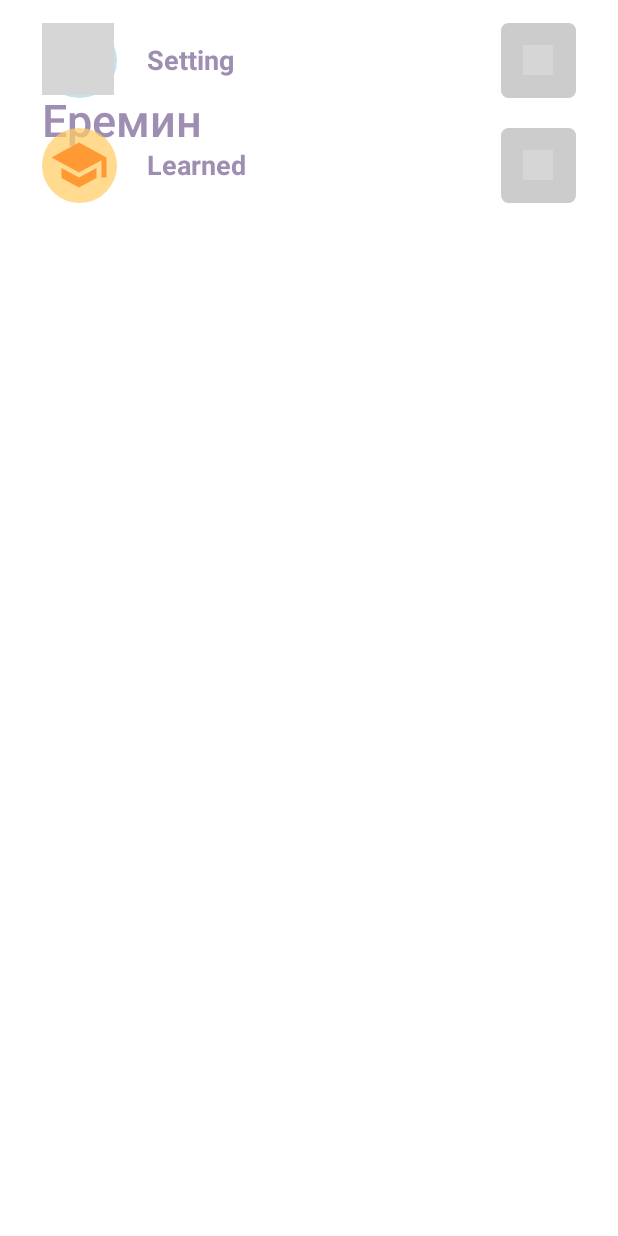
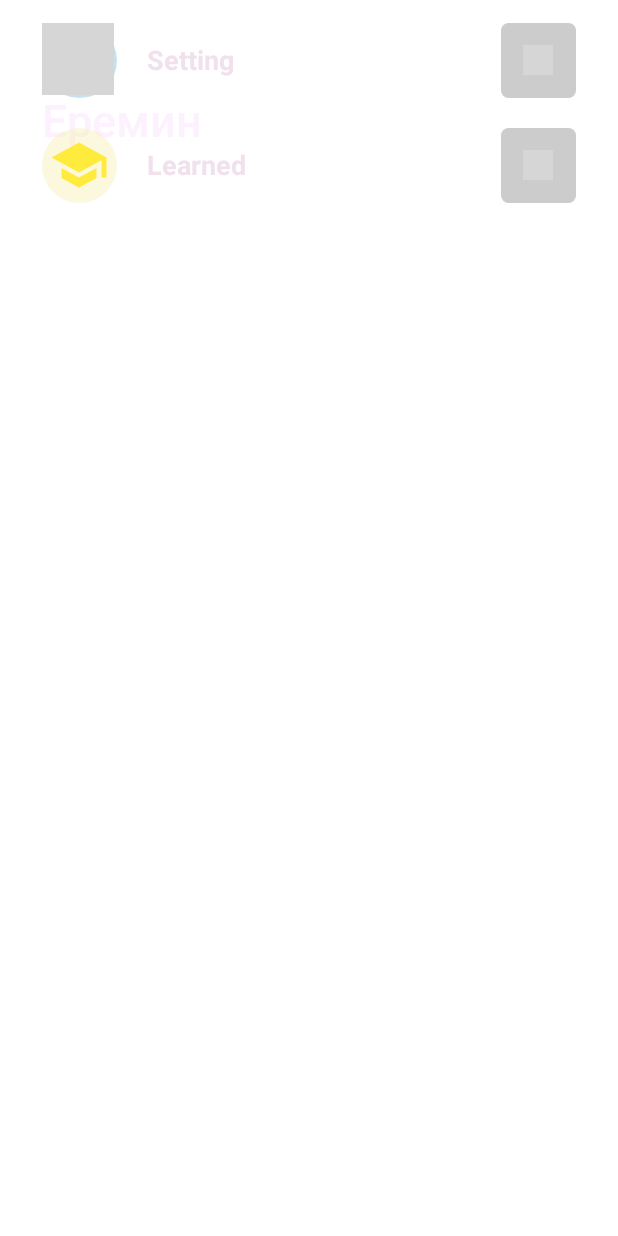
Before and after one commit to Pirajok168/Math_Training, an Android app built with Jetpack Compose: the composable Body shown on its own in the app's theme, on a phone screen of 412 x 824 dp. Run offline under Robolectric (Android 15) with nearby library versions, the phone set to English and light mode, and no system bars; pictures from the network do not load; 3 statements that could not run were skipped; grey boxes are pictures that could not be loaded.

Commit message:
Небольшая настройка темного режима, но почему-то происходит мерцание. Не знаю как фиксить. Так же не знаю как фиксить страный рекомпоуз при навигации, наверное как-то можно, но как... непонятно

```diff
--- a/app/src/main/java/com/example/mathtraining/itemWorkpiece/CardInfoOrSetting.kt
+++ b/app/src/main/java/com/example/mathtraining/itemWorkpiece/CardInfoOrSetting.kt
@@ -43,7 +43,7 @@
                     , fontWeight = FontWeight.Bold
                     , fontSize = 18.sp
                     , modifier = Modifier.padding(start = 20.dp)
-                    , color = MathTheme.colors.additionalColor
+                    , color = MathTheme.colors.accentColor
 
                 )
             }
--- a/app/src/main/java/com/example/mathtraining/itemWorkpiece/ChangeСourse.kt
+++ b/app/src/main/java/com/example/mathtraining/itemWorkpiece/ChangeСourse.kt
@@ -20,6 +20,7 @@
 import androidx.compose.ui.unit.dp
 import androidx.compose.ui.unit.sp
 import com.example.mathtraining.R
+import com.example.mathtraining.math.theme.MathTheme
 
 @OptIn(ExperimentalMaterialApi::class)
 @Composable
@@ -52,6 +53,7 @@
                     , fontWeight = FontWeight.Bold
                     , fontSize = 18.sp
                     , modifier = Modifier.padding(start = 20.dp)
+                    , color = MathTheme.colors.accentColor
                 )
             }
         }
--- a/app/src/main/java/com/example/mathtraining/itemWorkpiece/ChooseLanguage.kt
+++ b/app/src/main/java/com/example/mathtraining/itemWorkpiece/ChooseLanguage.kt
@@ -56,6 +56,7 @@
                     , fontWeight = FontWeight.Bold
                     , fontSize = 18.sp
                     , modifier = Modifier.padding(start = 20.dp)
+                    , color = MathTheme.colors.accentColor
                 )
             }
         }
--- a/app/src/main/java/com/example/mathtraining/math/theme/Theme.kt
+++ b/app/src/main/java/com/example/mathtraining/math/theme/Theme.kt
@@ -13,7 +13,7 @@
 @Composable
 fun MainTheme(
     locale: LocaleApp = LocaleApp.English,
-    darkTheme: Boolean = false,
+    darkTheme: Boolean = true,
     content: @Composable () -> Unit
 ) {
     val colors = when (darkTheme){
--- a/app/src/main/java/com/example/mathtraining/screens/Profile.kt
+++ b/app/src/main/java/com/example/mathtraining/screens/Profile.kt
@@ -5,6 +5,7 @@
 import androidx.annotation.StringRes
 import androidx.compose.foundation.BorderStroke
 import androidx.compose.foundation.Canvas
+import androidx.compose.foundation.background
 import androidx.compose.foundation.focusable
 import androidx.compose.foundation.layout.*
 import androidx.compose.foundation.shape.CircleShape
@@ -55,13 +56,13 @@
 import kotlinx.coroutines.launch
 
 @Composable
-fun Profile(navHostController: NavHostController) {
+fun Profile(onMenuScreen: ()->Unit) {
     SideEffect {
         Log.e("test", "profile-recompose")
     }
     Column() {
         Header("6")
-        Body(navHostController)
+        Body(onMenuScreen)
 
     }
 }
@@ -123,7 +124,8 @@
                         , fontWeight = FontWeight.Bold)
 
                     Text(buildAnnotatedString {
-                        withStyle(style = SpanStyle(fontWeight = FontWeight.Bold)){
+                        withStyle(style = SpanStyle(fontWeight = FontWeight.Bold
+                            , color = MathTheme.colors.accentColor)){
                             append(date)
                         }
                         withStyle(style = SpanStyle(color = MathTheme.colors.additionalColor)){
@@ -145,9 +147,9 @@
 
 
 @Composable
-fun Body(navHostController: NavHostController) {
+fun Body(onMenuScreen: ()->Unit) {
     FIO("Данила", "Еремин")
-    SettingsAndInfo(navHostController)
+    SettingsAndInfo(onMenuScreen)
 }
 
 
@@ -195,14 +197,15 @@
 
                 }) {
                     Icon(imageVector = if (enable) Icons.Default.Done else Icons.Default.Edit
-                        , contentDescription = "", tint = if (enable) MathTheme.colors.accentColor else Color.Black)
+                        , contentDescription = ""
+                        , tint = if (enable) MathTheme.colors.accentColor else MathTheme.colors.tintColorEdit)
                 }
 
             }
         ) {
 
             BasicTextField(value =name, onValueChange = { name=it},
-                textStyle = TextStyle(color = if(enable) Color.Black else  MathTheme.colors.accentColor,
+                textStyle = TextStyle(color = if(enable) MathTheme.colors.colorEditName else  MathTheme.colors.accentColor,
                     fontSize = 40.sp,
                     fontWeight = FontWeight.ExtraBold),
                 enabled =  enable,
@@ -221,7 +224,7 @@
         }
 
         BasicTextField(value =surname, onValueChange = { surname=it},
-            textStyle = TextStyle(color = if(enable) Color.Black else MathTheme.colors.additionalColor,
+            textStyle = TextStyle(color = if(enable) MathTheme.colors.colorEditName else MathTheme.colors.additionalColor,
                 fontSize = 30.sp,
                 fontWeight = FontWeight.Medium),
             enabled =  enable,
@@ -248,13 +251,17 @@
 }
 
 @Composable
-fun SettingsAndInfo(navHostController: NavHostController) {
+fun SettingsAndInfo(onMenuScreen: ()->Unit) {
     Column(modifier = Modifier.padding(horizontal = 28.dp, vertical = 15.dp)) {
-        CardInfoOrSetting(MathTheme.localization.settings, R.drawable.ic_baseline_settings_24, MathTheme.colors.backgroundSettingColor, MathTheme.colors.tintSettingsColor){
-            navHostController.navigate(Screens.Settings.route)
-        }
+        CardInfoOrSetting(MathTheme.localization.settings
+            , R.drawable.ic_baseline_settings_24
+            , MathTheme.colors.backgroundSettingColor
+            , MathTheme.colors.tintSettingsColor
+            , onClick = onMenuScreen)
 
-        CardInfoOrSetting(label = MathTheme.localization.learned, icon = R.drawable.ic_baseline_school_24,MathTheme.colors.backgroundLearnedColor
+        CardInfoOrSetting(label = MathTheme.localization.learned
+            , icon = R.drawable.ic_baseline_school_24
+            , MathTheme.colors.backgroundLearnedColor
             , MathTheme.colors.tintLearnedColor){
 
         }
```
Also changed, not shown: app/src/main/java/com/example/mathtraining/MainActivity.kt (+35 -12 lines), app/src/main/java/com/example/mathtraining/itemWorkpiece/NotificationsOrDarkMode.kt (+13 -3 lines), app/src/main/java/com/example/mathtraining/math/theme/Color.kt (+39 -12 lines), app/src/main/java/com/example/mathtraining/math/theme/MathCommon.kt (+11 -0 lines), app/src/main/java/com/example/mathtraining/screens/Settings.kt (+40 -12 lines).
